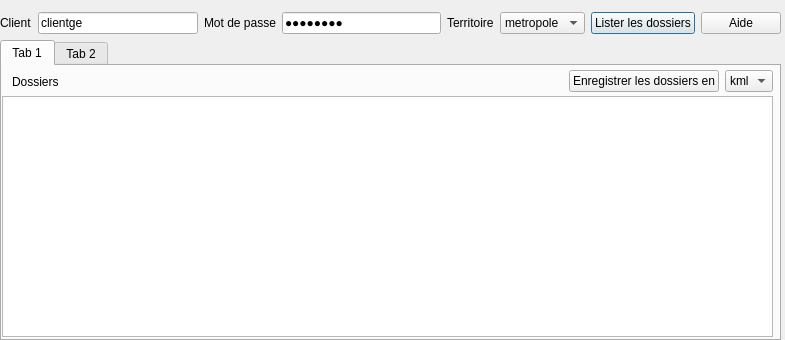
First picture: the form in ui_geofoncierconsultation.ui, repository Gustry/GeoFoncier-consultation, before the edit.
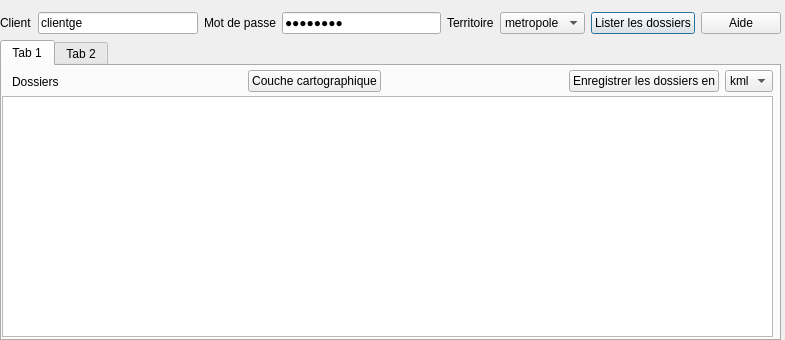
Second picture: the form after the edit. The open tabs and pages were chosen to show the change.

Commit message: Ajout couche OSM

What changed in the file:
```diff
--- a/ui_geofoncierconsultation.ui
+++ b/ui_geofoncierconsultation.ui
@@ -192,6 +192,26 @@
         </property>
        </spacer>
       </item>
+      <item>
+       <widget class="QPushButton" name="pushButton_couche_osm">
+        <property name="text">
+         <string>Couche cartographique</string>
+        </property>
+       </widget>
+      </item>
+      <item>
+       <spacer name="horizontalSpacer_2">
+        <property name="orientation">
+         <enum>Qt::Horizontal</enum>
+        </property>
+        <property name="sizeHint" stdset="0">
+         <size>
+          <width>40</width>
+          <height>20</height>
+         </size>
+        </property>
+       </spacer>
+      </item>
       <item>
        <widget class="QPushButton" name="pushButton_enregistrer_dossiers">
         <property name="text">
```
Left out of the diff: 2 changed lines with no effect on the pictures. The commit also changes 5 other files.
